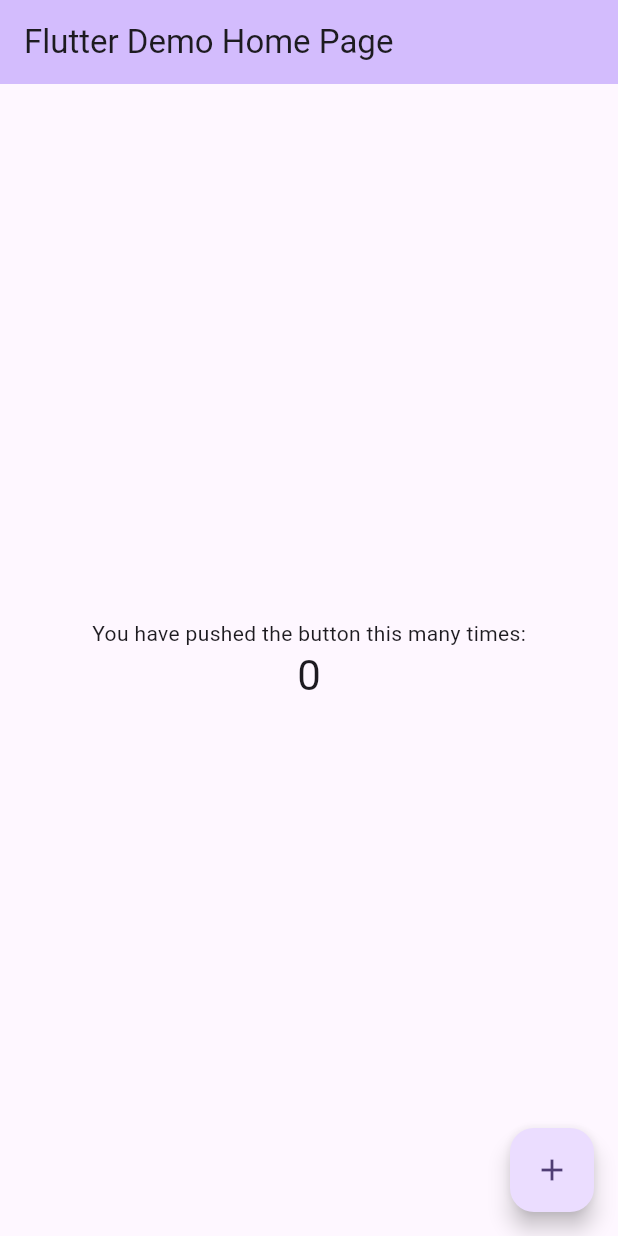
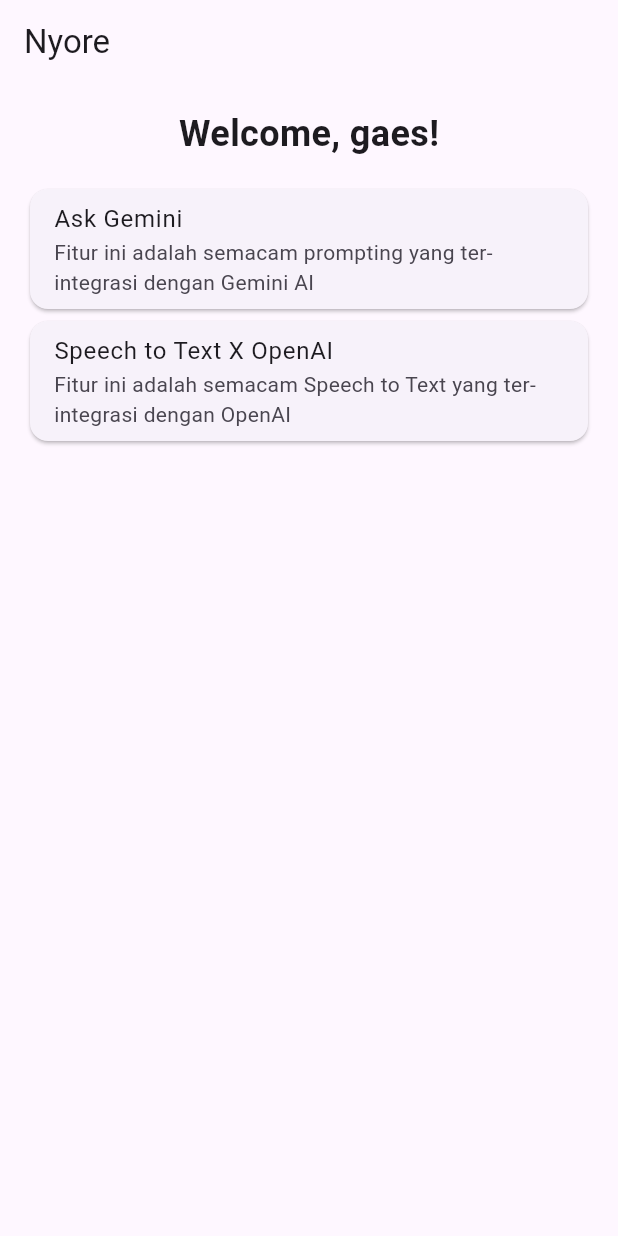
Before and after one commit to lathifrdp/nyore, a Flutter app: the screen it shows after launch, on a phone screen of 412 x 824 dp. Run offline on Flutter 3.47's test engine with Material 3 defaults, Android fonts, the phone set to English and light mode, and no system bars; our stand-ins replace flutter_dotenv, google_generative_ai, image_picker, lottie.

Commit message:
setup and add feature ask gemini

```diff
--- /dev/null
+++ b/lib/core/navigation/routes.dart
@@ -0,0 +1,5 @@
+class Routes {
+  static const root = '/';
+  static const askGemini = '/ask-gemini';
+  static const sttOpenAI = '/stt-openai';
+}
--- /dev/null
+++ b/lib/features/main/data/mock/feature_data_mock.dart
@@ -0,0 +1,29 @@
+import 'dart:convert';
+
+import 'package:nyore/features/main/data/model/feature_model.dart';
+
+// Example JSON data mock
+const String featureDataJson = '''
+[
+  {
+    "id": 1,
+    "name": "Ask Gemini",
+    "description": "Fitur ini adalah semacam prompting yang ter-integrasi dengan Gemini AI",
+    "isActive": true,
+    "pathRoute": "/ask-gemini"
+  },
+  {
+    "id": 2,
+    "name": "Speech to Text X OpenAI",
+    "description": "Fitur ini adalah semacam Speech to Text yang ter-integrasi dengan OpenAI",
+    "isActive": true,
+    "pathRoute": "/stt-openai"
+  }
+]
+''';
+
+// Parse the JSON and return a list of FeatureModel
+List<FeatureModel> getMockFeatures() {
+  final List data = json.decode(featureDataJson);
+  return data.map((json) => FeatureModel.fromJson(json)).toList();
+}
--- /dev/null
+++ b/lib/features/main/data/model/feature_model.dart
@@ -0,0 +1,35 @@
+class FeatureModel {
+  final int? id;
+  final String? name;
+  final String? description;
+  final bool? isActive;
+  final String? pathRoute;
+
+  FeatureModel({
+    this.id,
+    this.name,
+    this.description,
+    this.isActive,
+    this.pathRoute,
+  });
+
+  factory FeatureModel.fromJson(Map<String, dynamic> json) {
+    return FeatureModel(
+      id: json['id'] as int?,
+      name: json['name'] as String?,
+      description: json['description'] as String?,
+      isActive: json['isActive'] as bool?,
+      pathRoute: json['pathRoute'] as String?,
+    );
+  }
+
+  Map<String, dynamic> toJson() {
+    return {
+      'id': id,
+      'name': name,
+      'description': description,
+      'isActive': isActive,
+      'pathRoute': pathRoute,
+    };
+  }
+}
--- /dev/null
+++ b/lib/features/main/presentation/page/main_page.dart
@@ -0,0 +1,62 @@
+import 'package:flutter/material.dart';
+import 'package:nyore/features/main/data/mock/feature_data_mock.dart';
+import 'package:nyore/features/main/data/model/feature_model.dart';
+
+class MainPage extends StatefulWidget {
+  const MainPage({super.key});
+
+  @override
+  State<MainPage> createState() => _MainPageState();
+}
+
+class _MainPageState extends State<MainPage> {
+  List<FeatureModel> listData = [];
+
+  @override
+  void initState() {
+    listData = getMockFeatures();
+    super.initState();
+  }
+
+  @override
+  Widget build(BuildContext context) {
+    return Scaffold(
+      appBar: AppBar(
+        title: const Text('Nyore'),
+      ),
+      body: Container(
+        padding: const EdgeInsets.all(16),
+        child: Column(
+          children: [
+            const Text(
+              'Welcome, gaes!',
+              style: TextStyle(fontSize: 24, fontWeight: FontWeight.bold),
+            ),
+            const SizedBox(
+              height: 16,
+            ),
+            Expanded(
+              child: ListView.builder(
+                shrinkWrap: true,
+                physics: const ClampingScrollPhysics(),
+                itemCount: listData.length, // Example item count
+                itemBuilder: (context, index) {
+                  return Card(
+                    child: ListTile(
+                      onTap: () {
+                        Navigator.pushNamed(
+                            context, listData[index].pathRoute ?? '/');
+                      },
+                      title: Text(listData[index].name ?? '-'),
+                      subtitle: Text(listData[index].description ?? '-'),
+                    ),
+                  );
+                },
+              ),
+            ),
+          ],
+        ),
+      ),
+    );
+  }
+}
--- a/lib/main.dart
+++ b/lib/main.dart
@@ -1,125 +1,32 @@
 import 'package:flutter/material.dart';
+import 'package:flutter_dotenv/flutter_dotenv.dart';
+import 'package:nyore/core/navigation/app_routes.dart';
+import 'package:nyore/core/navigation/routes.dart';
 
-void main() {
-  runApp(const MyApp());
+Future<void> main() async {
+  await dotenv.load();
+  runApp(const MainApp());
 }
 
-class MyApp extends StatelessWidget {
-  const MyApp({super.key});
+class MainApp extends StatelessWidget {
+  const MainApp({super.key});
 
-  // This widget is the root of your application.
   @override
   Widget build(BuildContext context) {
     return MaterialApp(
-      title: 'Flutter Demo',
-      theme: ThemeData(
-        // This is the theme of your application.
-        //
-        // TRY THIS: Try running your application with "flutter run". You'll see
-        // the application has a purple toolbar. Then, without quitting the app,
-        // try changing the seedColor in the colorScheme below to Colors.green
-        // and then invoke "hot reload" (save your changes or press the "hot
-        // reload" button in a Flutter-supported IDE, or press "r" if you used
-        // the command line to start the app).
-        //
-        // Notice that the counter didn't reset back to zero; the application
-        // state is not lost during the reload. To reset the state, use hot
-        // restart instead.
-        //
-        // This works for code too, not just values: Most code changes can be
-        // tested with just a hot reload.
-        colorScheme: ColorScheme.fromSeed(seedColor: Colors.deepPurple),
-        useMaterial3: true,
-      ),
-      home: const MyHomePage(title: 'Flutter Demo Home Page'),
+      debugShowCheckedModeBanner: false,
+      initialRoute: Routes.root,
+      routes: appRoutes,
+      onUnknownRoute: (settings) {
+        return MaterialPageRoute(
+          builder: (context) => Scaffold(
+            appBar: AppBar(),
+            body: const Center(
+              child: Text('Halaman tidak ditemukan'),
+            ),
+          ),
+        );
+      },
     );
   }
 }
-
-class MyHomePage extends StatefulWidget {
-  const MyHomePage({super.key, required this.title});
-
-  // This widget is the home page of your application. It is stateful, meaning
-  // that it has a State object (defined below) that contains fields that affect
-  // how it looks.
-
-  // This class is the configuration for the state. It holds the values (in this
-  // case the title) provided by the parent (in this case the App widget) and
-  // used by the build method of the State. Fields in a Widget subclass are
-  // always marked "final".
-
-  final String title;
-
-  @override
-  State<MyHomePage> createState() => _MyHomePageState();
-}
-
-class _MyHomePageState extends State<MyHomePage> {
-  int _counter = 0;
-
-  void _incrementCounter() {
-    setState(() {
-      // This call to setState tells the Flutter framework that something has
-      // changed in this State, which causes it to rerun the build method below
-      // so that the display can reflect the updated values. If we changed
-      // _counter without calling setState(), then the build method would not be
-      // called again, and so nothing would appear to happen.
-      _counter++;
-    });
-  }
-
-  @override
-  Widget build(BuildContext context) {
-    // This method is rerun every time setState is called, for instance as done
-    // by the _incrementCounter method above.
-    //
-    // The Flutter framework has been optimized to make rerunning build methods
-    // fast, so that you can just rebuild anything that needs updating rather
-    // than having to individually change instances of widgets.
-    return Scaffold(
-      appBar: AppBar(
-        // TRY THIS: Try changing the color here to a specific color (to
-        // Colors.amber, perhaps?) and trigger a hot reload to see the AppBar
-        // change color while the other colors stay the same.
-        backgroundColor: Theme.of(context).colorScheme.inversePrimary,
-        // Here we take the value from the MyHomePage object that was created by
-        // the App.build method, and use it to set our appbar title.
-        title: Text(widget.title),
-      ),
-      body: Center(
-        // Center is a layout widget. It takes a single child and positions it
-        // in the middle of the parent.
-        child: Column(
-          // Column is also a layout widget. It takes a list of children and
-          // arranges them vertically. By default, it sizes itself to fit its
-          // children horizontally, and tries to be as tall as its parent.
-          //
-          // Column has various properties to control how it sizes itself and
-          // how it positions its children. Here we use mainAxisAlignment to
-          // center the children vertically; the main axis here is the vertical
-          // axis because Columns are vertical (the cross axis would be
-          // horizontal).
-          //
-          // TRY THIS: Invoke "debug painting" (choose the "Toggle Debug Paint"
-          // action in the IDE, or press "p" in the console), to see the
-          // wireframe for each widget.
-          mainAxisAlignment: MainAxisAlignment.center,
-          children: <Widget>[
-            const Text(
-              'You have pushed the button this many times:',
-            ),
-            Text(
-              '$_counter',
-              style: Theme.of(context).textTheme.headlineMedium,
-            ),
-          ],
-        ),
-      ),
-      floatingActionButton: FloatingActionButton(
-        onPressed: _incrementCounter,
-        tooltip: 'Increment',
-        child: const Icon(Icons.add),
-      ), // This trailing comma makes auto-formatting nicer for build methods.
-    );
-  }
-}
```
Also changed, not shown: assets/lottie.json (added, +1 -0 lines), lib/core/navigation/app_routes.dart (added, +9 -0 lines), lib/features/ask_gemini/presentation/page/ask_gemini_page.dart (added, +134 -0 lines), pubspec.yaml (+10 -14 lines), pubspec.lock, 15 other files.
